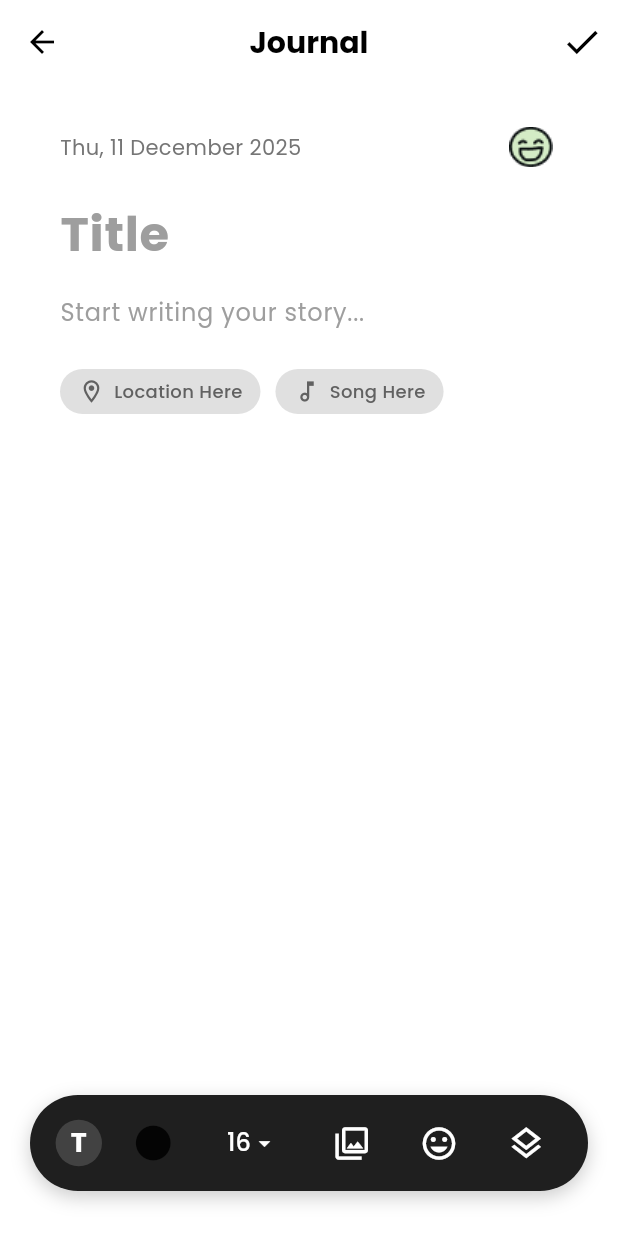
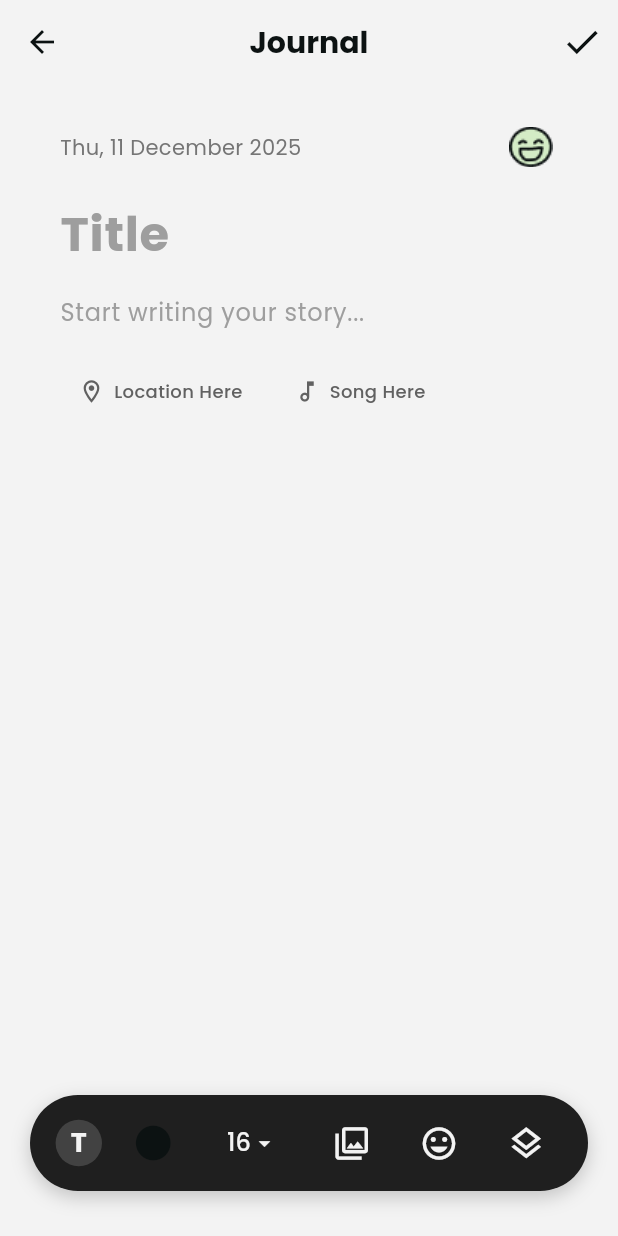
Before and after one commit to alissyaa/katahari, a Flutter app: the AddJournalPage screen opened by its route, on a phone screen of 412 x 824 dp. Run offline on Flutter 3.47's test engine with Material 3 defaults, Android fonts, the phone set to English and light mode, and no system bars; our stand-ins replace cloud_firestore, device_preview, firebase_auth, firebase_core, get, go_router and 4 more; accounts and stored records are empty.

Commit message:
nyamain komponen sedikit

```diff
--- a/lib/config/routes.dart
+++ b/lib/config/routes.dart
@@ -11,9 +11,9 @@
 import 'package:katahari/pages/todo/create_todo_page.dart';
 import 'package:katahari/pages/todo/todo_page.dart';
 import '../components/bottom_navigation_shell.dart';
-import '../pages/edit_profile_page.dart';
-import '../pages/journal_mood_page.dart';
-import '../pages/profile_page.dart';
+import '../pages/profile/edit_profile_page.dart';
+import '../pages/profile/journal_mood_page.dart';
+import '../pages/profile/profile_page.dart';
 import '../pages/settings/settings_page.dart';
 import '../pages/todo/edit_todo_page.dart';
 import 'package:katahari/models/todo_model.dart';
--- a/lib/pages/journal/add_journal_page.dart
+++ b/lib/pages/journal/add_journal_page.dart
@@ -49,24 +49,23 @@ class _AddJournalPageState extends State<AddJournalPage> {
   final List<Sticker> _activeStickers = [];
   bool _isLoading = true;
   double _fontSize = 16.0;
-  Color _textColor = Colors.black87;
+  Color _textColor = AppColors.secondary;
   String _selectedMood = 'happy';
-  Color _paperColor = Colors.white; // Hanya state warna kertas yang tersisa
+  Color _paperColor = AppColors.primary;
   String _location = 'Location Here';
   String _song = 'Song Here';
 
 
   final List<Color> _paperColors = [
-    Colors.white,
-    const Color(0xFFFBC4C4),
-    const Color(0xFFD6F8C5),
-    const Color(0xFFFFF4BD),
+    AppColors.primary,
+    AppColors.merah,
+    AppColors.screen1,
+    AppColors.screen2,
     const Color(0xFFD1E3FF),
   ];
-  // --- SEMUA KONFIGURASI TIDAK BERUBAH ---
   final List<double> _fontSizes = [12, 14, 16, 18, 20, 24, 28];
   final List<Color> _textColors = [
-    Colors.black87,
+    AppColors.secondary,
     const Color(0xFFD32F2F),
     const Color(0xFF303F9F),
     const Color(0xFF388E3C),
@@ -269,10 +268,10 @@ class _AddJournalPageState extends State<AddJournalPage> {
         backgroundColor: Colors.transparent,
         elevation: 0,
         // Atur warna ikon AppBar agar kontras
-        leading: IconButton(icon: const Icon(Icons.arrow_back, color: Colors.black), onPressed: () => context.pop()),
+        leading: IconButton(icon: const Icon(Icons.arrow_back, color: AppColors.secondary), onPressed: () => context.pop()),
         centerTitle: true,
-        title: Text('Journal', style: GoogleFonts.poppins(color: Colors.black, fontWeight: FontWeight.bold, fontSize: 20)),
-        actions: [IconButton(icon: const Icon(Icons.check, color: Colors.black, size: 28), onPressed: _saveJournalEntry)],
+        title: Text('Journal', style: GoogleFonts.poppins(color: AppColors.secondary, fontWeight: FontWeight.bold, fontSize: 20)),
+        actions: [IconButton(icon: const Icon(Icons.check, color: AppColors.secondary, size: 28), onPressed: _saveJournalEntry)],
       ),
       body: _isLoading
           ? const Center(child: CircularProgressIndicator())
@@ -416,7 +415,7 @@ class _AddJournalPageState extends State<AddJournalPage> {
   void _showPaperStylePicker() {
     showModalBottomSheet(
       context: context,
-      backgroundColor: Colors.white,
+      backgroundColor: AppColors.primary,
       shape: const RoundedRectangleBorder(borderRadius: BorderRadius.vertical(top: Radius.circular(20))),
       builder: (context) {
         return Padding(
@@ -431,7 +430,7 @@ class _AddJournalPageState extends State<AddJournalPage> {
                 spacing: 16,
                 children: _paperColors.map((color) {
                   bool isSelected = _paperColor.value == color.value;
-                  Color checkColor = color.computeLuminance() > 0.5 ? Colors.black : Colors.white;
+                  Color checkColor = color.computeLuminance() > 0.5 ? AppColors.secondary : AppColors.primary;
                   return GestureDetector(
                     onTap: () {
                       setState(() => _paperColor = color);
@@ -443,7 +442,7 @@ class _AddJournalPageState extends State<AddJournalPage> {
                       decoration: BoxDecoration(
                         color: color,
                         shape: BoxShape.circle,
-                        border: Border.all(color: Colors.grey.shade400, width: 1.5),
+                        border: Border.all(color: Colors.grey.shade400, width: 2),
                       ),
                       child: isSelected ? Icon(Icons.check, color: checkColor) : null,
                     ),
@@ -462,15 +461,15 @@ class _AddJournalPageState extends State<AddJournalPage> {
       padding: const EdgeInsets.symmetric(horizontal: 12, vertical: 8),
       decoration: BoxDecoration(color: const Color(0xFF1F1F1F), borderRadius: BorderRadius.circular(50), boxShadow: [BoxShadow(color: Colors.black.withOpacity(0.2), blurRadius: 10, offset: const Offset(0, 4))]),
       child: Row(mainAxisAlignment: MainAxisAlignment.spaceAround, children: [
-        Container(padding: const EdgeInsets.all(10), decoration: BoxDecoration(color: Colors.grey[800], shape: BoxShape.circle), child: Text('T', style: GoogleFonts.poppins(color: Colors.white, fontSize: 18, fontWeight: FontWeight.bold))),
+        Container(padding: const EdgeInsets.all(10), decoration: BoxDecoration(color: Colors.grey[800], shape: BoxShape.circle), child: Text('T', style: GoogleFonts.poppins(color: AppColors.primary, fontSize: 18, fontWeight: FontWeight.bold))),
         IconButton(icon: Icon(Icons.circle, color: _textColor, size: 28), onPressed: _showColorPicker),
         TextButton(
           onPressed: _showFontSizePicker,
-          child: Row(children: [Text('${_fontSize.toInt()}', style: GoogleFonts.poppins(color: Colors.white, fontSize: 16)), const Icon(Icons.arrow_drop_down, color: Colors.white)]),
+          child: Row(children: [Text('${_fontSize.toInt()}', style: GoogleFonts.poppins(color: AppColors.primary, fontSize: 16)), const Icon(Icons.arrow_drop_down, color: AppColors.primary)]),
         ),
-        IconButton(icon: const Icon(Icons.photo_library_outlined, color: Colors.white, size: 26), onPressed: _pickImages),
-        IconButton(icon: const Icon(Icons.mood_outlined, color: Colors.white, size: 26), onPressed: _showStickerPicker),
-        IconButton(icon: const Icon(Icons.layers_outlined, color: Colors.white, size: 26), onPressed: _showPaperStylePicker),
+        IconButton(icon: const Icon(Icons.photo_library_outlined, color: AppColors.primary, size: 26), onPressed: _pickImages),
+        IconButton(icon: const Icon(Icons.mood_outlined, color: AppColors.primary, size: 26), onPressed: _showStickerPicker),
+        IconButton(icon: const Icon(Icons.layers_outlined, color: AppColors.primary, size: 26), onPressed: _showPaperStylePicker),
       ]),
     );
   }
@@ -531,7 +530,7 @@ class _AddJournalPageState extends State<AddJournalPage> {
             child: Container(
               padding: const EdgeInsets.all(2),
               decoration: BoxDecoration(color: Colors.black.withOpacity(0.7), shape: BoxShape.circle),
-              child: const Icon(Icons.close, color: Colors.white, size: 18),
+              child: const Icon(Icons.close, color: AppColors.primary, size: 18),
             ),
           ),
         ),
@@ -590,7 +589,7 @@ class _AddJournalPageState extends State<AddJournalPage> {
             alignment: WrapAlignment.center,
             spacing: 16.0,
             runSpacing: 16.0,
-            children: _textColors.map((color) => GestureDetector(onTap: () => setState(() { _textColor = color; Navigator.of(context).pop(); }), child: Container(width: 40, height: 40, decoration: BoxDecoration(color: color, shape: BoxShape.circle, border: Border.all(color: Colors.white, width: 2))))).toList(),
+            children: _textColors.map((color) => GestureDetector(onTap: () => setState(() { _textColor = color; Navigator.of(context).pop(); }), child: Container(width: 40, height: 40, decoration: BoxDecoration(color: color, shape: BoxShape.circle, border: Border.all(color:AppColors.primary, width: 2))))).toList(),
           ),
         ),
       ),
@@ -600,7 +599,7 @@ class _AddJournalPageState extends State<AddJournalPage> {
   Widget _buildTag(IconData icon, String label) {
     return Container(
       padding: const EdgeInsets.symmetric(horizontal: 12, vertical: 6),
-      decoration: BoxDecoration(color: Colors.grey[300], borderRadius: BorderRadius.circular(20)),
+      decoration: BoxDecoration(color: AppColors.primary, borderRadius: BorderRadius.circular(20)),
       child: Row(children: [Icon(icon, size: 18, color: Colors.grey[700]), const SizedBox(width: 6), Text(label, style: GoogleFonts.poppins(color: Colors.grey[700], fontSize: 12, fontWeight: FontWeight.w500))]),
     );
   }
--- a/lib/pages/profile_page.dart
+++ b/lib/pages/profile/profile_page.dart
@@ -41,7 +41,6 @@ class _ProfilePageState extends State<ProfilePage> {
     required Color headerColor,
     required String? imageUrl,
   }) {
-    // MENGGUNAKAN GoRouter untuk navigasi yang konsisten
     context.push('/profile/edit', extra: {
       'name': name,
       'birthday': birthday,
```
Also changed, not shown: lib/pages/profile/edit_profile_page.dart (renamed from lib/pages/edit_profile_page.dart, +9 -11 lines), lib/pages/profile/journal_mood_page.dart (renamed from lib/pages/journal_mood_page.dart).
